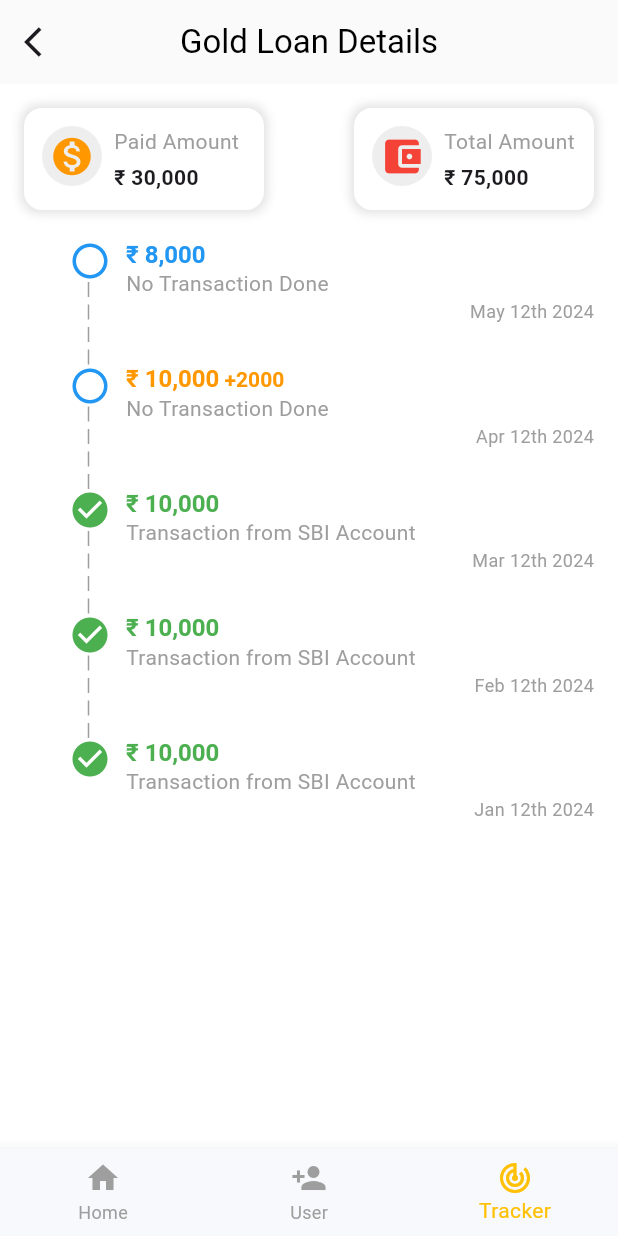
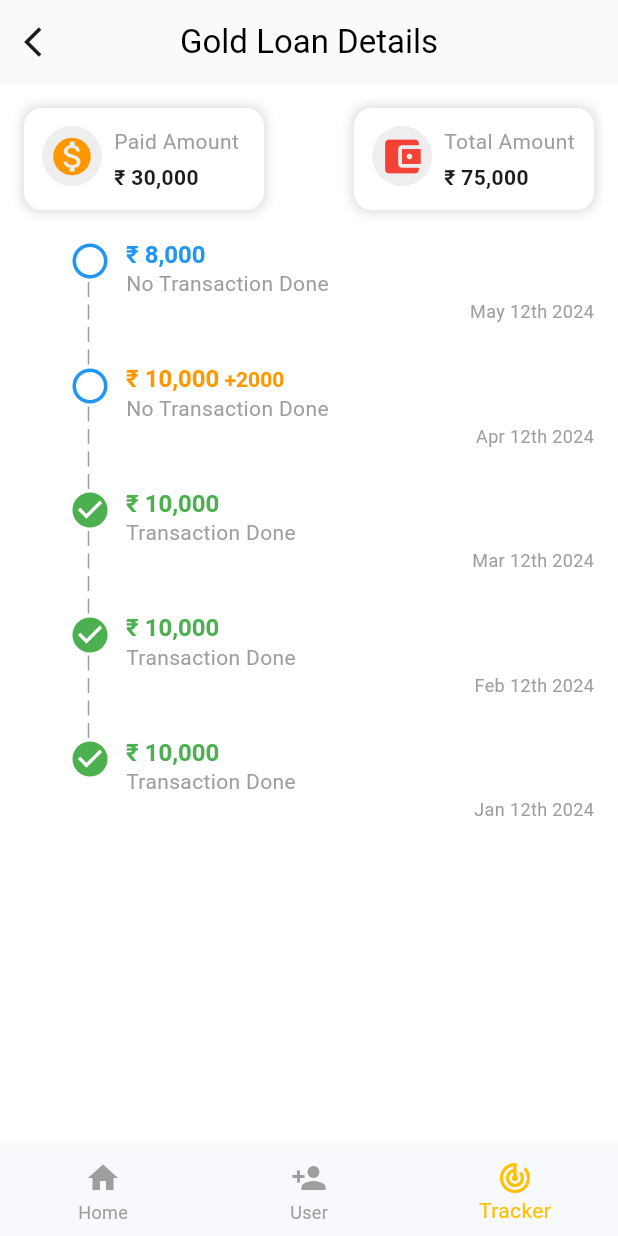
Before and after one commit to pranavaditya-02/bitgold, a Flutter app: the TransactionDetailsScreen screen opened directly, on a phone screen of 412 x 824 dp. Run offline on Flutter 3.47's test engine with Material 3 defaults, Android fonts, the light colour scheme and no system bars; our stand-ins replace fl_chart, flutter_slidable, pin_code_fields; missing offline and left inert: draggable_bottom_sheet.

Commit message:
trasaction page modified

```diff
--- a/lib/Home/convert.dart
+++ b/lib/Home/convert.dart
@@ -3,18 +3,7 @@ import 'package:flutter/material.dart';
 import 'Home.dart';
 import 'package:bitgold/Widgets/Custombottomnavigation.dart';
 
-void main() {
-  runApp(MyApp());
-}
 
-class MyApp extends StatelessWidget {
-  @override
-  Widget build(BuildContext context) {
-    return MaterialApp(
-      home: ConvertScreen(),
-    );
-  }
-}
 
 class ConvertScreen extends StatefulWidget {
   @override
--- a/lib/Tracker/transaction_details.dart
+++ b/lib/Tracker/transaction_details.dart
@@ -50,20 +50,16 @@ class _TransactionDetailsScreenState extends State<TransactionDetailsScreen> {
                   isCompleted: false),
               _buildStep("₹ 10,000", "No Transaction Done", "Apr 12th 2024",
                   isCompleted: false, isSpecialAmount: true),
-              _buildStep(
-                  "₹ 10,000", "Transaction from SBI Account", "Mar 12th 2024",
+              _buildStep("₹ 10,000", "Transaction Done", "Mar 12th 2024",
                   isCompleted: true),
-              _buildStep(
-                  "₹ 10,000", "Transaction from SBI Account", "Feb 12th 2024",
+              _buildStep("₹ 10,000", "Transaction Done", "Feb 12th 2024",
                   isCompleted: true),
-              _buildStep(
-                  "₹ 10,000", "Transaction from SBI Account", "Jan 12th 2024",
+              _buildStep("₹ 10,000", "Transaction Done", "Jan 12th 2024",
                   isCompleted: true, bottom: true),
             ],
           ),
         ],
       ),
-      // Bottom Navigation Bar added here
       bottomNavigationBar: CustomBottomNavigationBar(
           currentIndex: 2,
           onTap: (index) {
```
